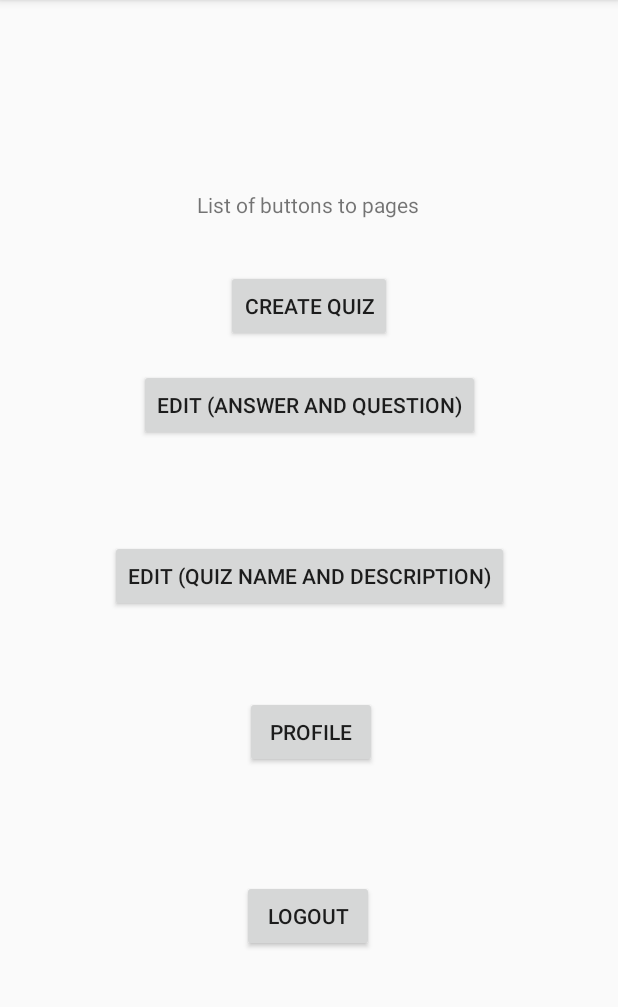
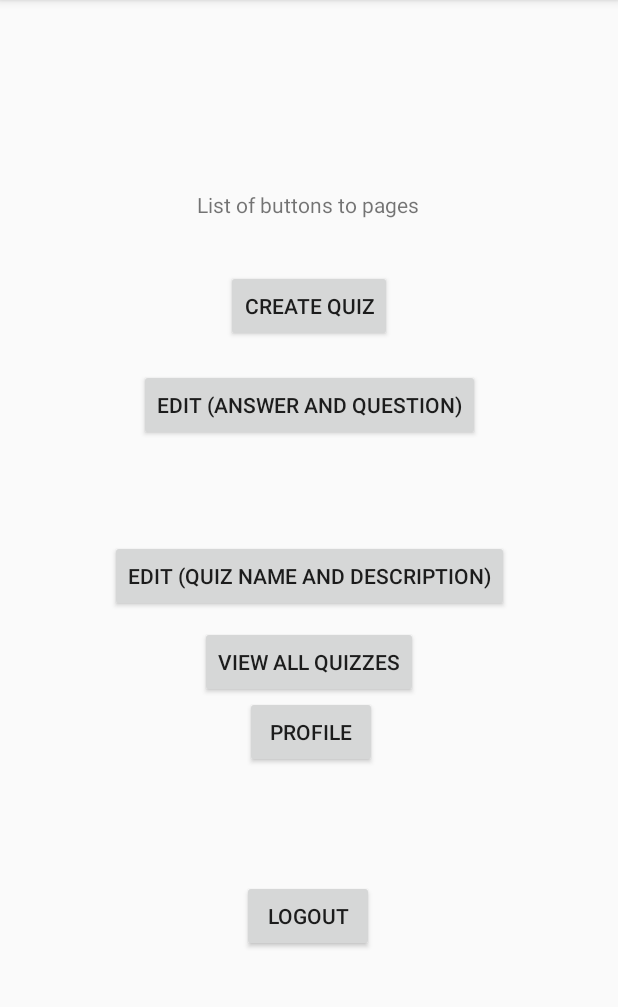
Before and after one commit to danielreyes2873/CST_438_Project_03, an Android app: the TempPageActivity screen opened directly, with no data from a screen before it, on a phone screen of 412 x 824 dp, the part 84-1091 px from its top. Run offline under Robolectric (Android 15) with nearby library versions, the phone set to English and light mode, and no system bars.

Commit message:
View all quizzes button and layout page

```diff
--- a/frontend/app/src/main/AndroidManifest.xml
+++ b/frontend/app/src/main/AndroidManifest.xml
@@ -45,6 +45,7 @@
         <activity android:name=".Login" />
         <activity android:name=".CreateQuiz" />
         <activity android:name=".QandA" />
+        <activity android:name=".ViewQuiz" />
     </application>
 
 </manifest>
--- a/frontend/app/src/main/java/com/example/cst_438_project_03/TempPageActivity.java
+++ b/frontend/app/src/main/java/com/example/cst_438_project_03/TempPageActivity.java
@@ -14,6 +14,7 @@ public class TempPageActivity extends AppCompatActivity {
     Button viewProfile;
     Button logoutBtn;
     Button createQuiz;
+    Button viewQuiz;
 
 
     @Override
@@ -26,11 +27,20 @@ public class TempPageActivity extends AppCompatActivity {
         viewProfile = findViewById(R.id.viewProfile);
         logoutBtn = findViewById(R.id.logoutBtn);
         createQuiz = findViewById(R.id.createQuiz);
+        viewQuiz = findViewById(R.id.viewQuiz);
 
         createQuiz.setOnClickListener(new View.OnClickListener() {
             @Override
             public void onClick(View view) {
                 Intent intent = new Intent(TempPageActivity.this, CreateQuiz.class);
+                startActivity(intent);
+            }
+        });
+
+        viewQuiz.setOnClickListener(new View.OnClickListener(){
+            @Override
+            public void onClick(View view){
+                Intent intent = new Intent(TempPageActivity.this, ViewQuiz.class);
                 startActivity(intent);
             }
         });
--- a/frontend/app/src/main/res/layout/activity_temp_page.xml
+++ b/frontend/app/src/main/res/layout/activity_temp_page.xml
@@ -51,6 +51,17 @@
         app:layout_constraintTop_toTopOf="parent" />
 
     <Button
+        android:id="@+id/viewQuiz"
+        android:layout_width="wrap_content"
+        android:layout_height="wrap_content"
+        android:text="View All Quizzes"
+        app:layout_constraintBottom_toBottomOf="parent"
+        app:layout_constraintEnd_toEndOf="parent"
+        app:layout_constraintStart_toStartOf="parent"
+        app:layout_constraintTop_toTopOf="parent"
+        app:layout_constraintVertical_bias="0.58" />
+
+    <Button
         android:id="@+id/viewProfile"
         android:layout_width="wrap_content"
         android:layout_height="wrap_content"
```
Also changed, not shown: frontend/app/src/main/java/com/example/cst_438_project_03/ViewQuiz.java (added, +26 -0 lines), frontend/app/src/main/res/layout/activity_view_quiz.xml (added, +23 -0 lines).
